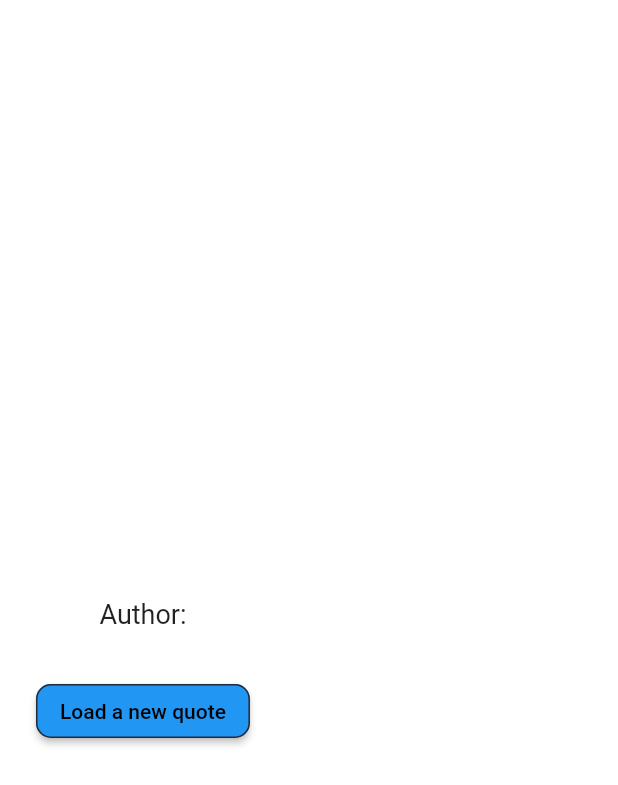
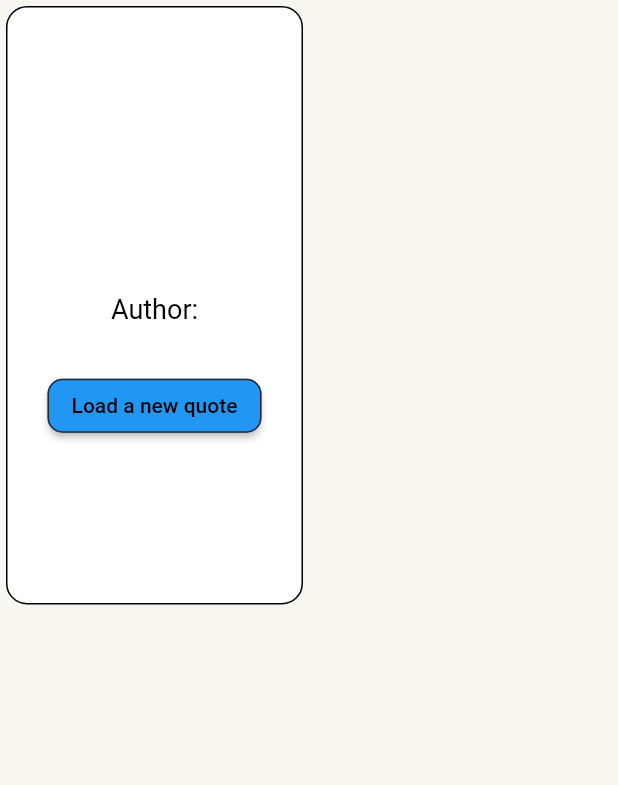
Before and after one commit to lordarcadius/quotes_app, a Flutter app: the QuoteWidget widget shown alone on an empty page, opened directly with empty values, on a phone screen of 412 x 824 dp. Shown: the top 785 px of the screen. Run offline on Flutter 3.47's test engine with Material 2 defaults, Android fonts, the phone set to English and light mode, and no system bars; our stand-ins replace equatable, flutter_bloc, shared_preferences; accounts and stored records are empty; network calls fail.

Commit message:
Add dark/light theme switch using Bloc [FINISH]
Signed-off-by: Vipul Jha <vipuljha08@gmail.com>

```diff
--- a/lib/features/quotes/ui/home_screen.dart
+++ b/lib/features/quotes/ui/home_screen.dart
@@ -1,7 +1,6 @@
 import 'package:flutter/material.dart';
 import 'package:flutter_bloc/flutter_bloc.dart';
 import 'package:shared_preferences/shared_preferences.dart';
-
 import '../../../bloc/quotes/quotes_bloc.dart';
 import '../../../bloc/theme/theme_bloc.dart';
 import '../../../helpers/app_theme.dart';
@@ -20,12 +19,11 @@ class HomeScreen extends StatelessWidget {
     debugPrint("HomeScreen build");
     return Scaffold(
       appBar: AppBar(
-        backgroundColor: Colors.white,
         title: Row(
           mainAxisAlignment: MainAxisAlignment.spaceBetween,
           children: [
             const SizedBox(),
-            const Text('Quotes'),
+            Text('Quotesy', style: Theme.of(context).appBarTheme.titleTextStyle,),
             BlocBuilder<ThemeBloc, ThemeState>(
               builder: (context, state) {
                 return IconButton(
@@ -42,7 +40,11 @@ class HomeScreen extends StatelessWidget {
                         storePref("isDark", true);
                       }
                     },
-                    icon: Icon(Icons.mode_night));
+                  icon: Icon(
+                    state.isDark ? Icons.sunny : Icons.mode_night,
+                    color: Theme.of(context).iconTheme.color,
+                  ),
+                );
               },
             ),
           ],
--- a/lib/features/quotes/ui/widgets/quote_widget.dart
+++ b/lib/features/quotes/ui/widgets/quote_widget.dart
@@ -11,23 +11,26 @@ class QuoteWidget extends StatelessWidget {
   @override
   Widget build(BuildContext context) {
     debugPrint("QuoteWidget: Buildcontext");
-    return Column(
-      mainAxisAlignment: MainAxisAlignment.center,
-      children: [
-        Padding(
+    return Padding(
       padding: const EdgeInsets.only(bottom: 10.0),
+      child: FractionallySizedBox(
+        widthFactor: 0.5,
+        heightFactor: 0.5,
         child: Card(
+        shape: Theme.of(context).cardTheme.shape,
+          color: Theme.of(context).cardTheme.color,
           elevation: 0,
           child: Padding(
             padding: const EdgeInsets.all(20.0),
             child: Column(
+              mainAxisAlignment: MainAxisAlignment.center,
               children: [
                 Padding(
                   padding: const EdgeInsets.only(bottom: 30.0),
                   child: Text(
                     model.content,
                     textAlign: TextAlign.center,
-                      style: const TextStyle(fontSize: 20),
+                    style:  TextStyle(fontSize: 20,color: Theme.of(context).textTheme.bodyText1!.color),
                   ),
                 ),
                 Padding(
@@ -35,14 +38,11 @@ class QuoteWidget extends StatelessWidget {
                   child: Wrap(
                     children: [
                       for (var tag in model.tags)
-                          Container(
-                            margin: const EdgeInsets.only(left: 10),
-                            child: Chip(
+                        Chip(
                           label: Text(tag),
                           labelPadding:
                               const EdgeInsets.symmetric(horizontal: 15),
                           backgroundColor: Colors.deepPurple.shade200,
-                            ),
                         ),
                     ],
                     // child: Text(
@@ -57,7 +57,7 @@ class QuoteWidget extends StatelessWidget {
                   child: Text(
                     'Author: ${model.author}',
                     textAlign: TextAlign.center,
-                      style: const TextStyle(fontSize: 18),
+                    style: TextStyle(fontSize: 18, color: Theme.of(context).textTheme.bodyText1!.color),
                   ),
                 ),
                 ElevatedButton(
@@ -80,8 +80,7 @@ class QuoteWidget extends StatelessWidget {
             ),
           ),
         ),
-        )
-      ],
+      ),
     );
   }
 
--- a/lib/helpers/app_theme.dart
+++ b/lib/helpers/app_theme.dart
@@ -2,24 +2,61 @@ import 'package:flutter/material.dart';
 
    final appThemeData = {
     AppTheme.lightTheme: ThemeData(
-      scaffoldBackgroundColor: Colors.white,
+      scaffoldBackgroundColor: const Color(0xfff7f6f0),
+      appBarTheme: const AppBarTheme(backgroundColor: Color(0xfff7f6f0), titleTextStyle: TextStyle(
+        color: Colors.black,
+        fontSize: 20,
+        fontWeight: FontWeight.bold
+      )),
       primarySwatch: Colors.blue,
-      backgroundColor: Colors.white,
+      iconTheme: const IconThemeData(
+        color: Colors.black
+      ),
+      backgroundColor: const Color(0xfff7f6f0),
       textTheme: const TextTheme(
         bodyText1: TextStyle(
           color: Colors.black,
         ),
       ),
+      cardTheme: CardTheme(
+        color: Colors.white,
+
+        shape: RoundedRectangleBorder(
+          side: const BorderSide(
+            width: 1,
+                color: Color(0xff000000),
+          ),
+          borderRadius: BorderRadius.circular(14)
+        )
+      )
     ),
     AppTheme.darkTheme: ThemeData(
-      scaffoldBackgroundColor: Colors.black,
+      scaffoldBackgroundColor: const Color(0xff141518),
       primarySwatch: Colors.teal,
-      backgroundColor: Colors.black,
+      backgroundColor: const Color(0xff141518),
       textTheme: const TextTheme(
         bodyText1: TextStyle(
           color: Colors.white,
         ),
       ),
+       appBarTheme: const AppBarTheme(backgroundColor:  Color(0xff141518), titleTextStyle: TextStyle(
+        color: Colors.white,
+        fontSize: 20,
+        fontWeight: FontWeight.bold
+      )),
+      iconTheme: const IconThemeData(
+        color: Colors.white
+      ),
+      cardTheme:  CardTheme(
+        color: const Color(0xff1e1f25),
+        shape: RoundedRectangleBorder(
+          borderRadius: BorderRadius.circular(14),
+          side:  BorderSide(
+            width: 1,
+                color: Colors.deepPurple.shade200,
+          ),
+        )
+      )
     )
   };
 
```
Lines whose indentation alone changed are shown as unchanged.
